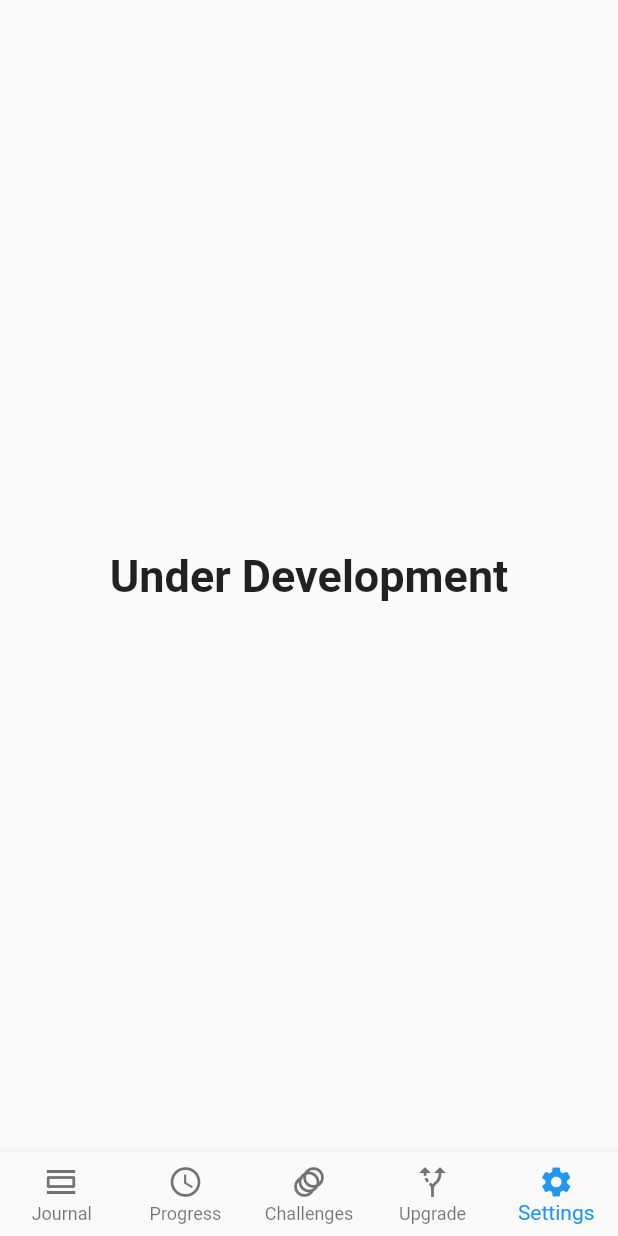
After one commit to Sunil-0/Habitify, a Flutter app: the screen it shows after launch, item 5 of the bottom bar chosen, on a phone screen of 412 x 824 dp. The commit adds this screen. Run offline on Flutter 3.47's test engine with Material 2 defaults, Android fonts, the phone set to English and light mode, and no system bars; our stand-ins replace flutter_speed_dial, flutter_switch, percent_indicator; missing offline and left inert: dart:ffi.

Commit message:
Stated with FAB, Challenges, Upgrade, Setting Wedigets

```diff
--- /dev/null
+++ b/lib/Challenges.dart
@@ -0,0 +1,11 @@
+import 'package:flutter/material.dart';
+class challenges extends StatelessWidget {
+  const challenges({Key? key}) : super(key: key);
+
+  @override
+  Widget build(BuildContext context) {
+    return Center(
+      child: Text("Under Development", style: TextStyle(fontWeight: FontWeight.bold, fontSize: 30),),
+    );
+  }
+}
--- /dev/null
+++ b/lib/Setting.dart
@@ -0,0 +1,16 @@
+import 'package:flutter/material.dart';
+class setting extends StatefulWidget {
+  const setting({Key? key}) : super(key: key);
+
+  @override
+  _settingState createState() => _settingState();
+}
+
+class _settingState extends State<setting> {
+  @override
+  Widget build(BuildContext context) {
+    return Center(
+      child: Text("Under Development", style: TextStyle(fontWeight: FontWeight.bold, fontSize: 30),),
+    );
+  }
+}
--- /dev/null
+++ b/lib/Upgrade.dart
@@ -0,0 +1,11 @@
+import 'package:flutter/material.dart';
+class upgrade extends StatelessWidget {
+  const upgrade({Key? key}) : super(key: key);
+
+  @override
+  Widget build(BuildContext context) {
+    return Center(
+      child: Text("Under Development", style: TextStyle(fontWeight: FontWeight.bold, fontSize: 30),),
+    );
+  }
+}
--- a/lib/main.dart
+++ b/lib/main.dart
@@ -1,5 +1,8 @@
 import 'dart:ffi';
+import 'package:habitify/Challenges.dart';
 import 'package:habitify/Journal.dart';
+import 'package:habitify/Setting.dart';
+import 'package:habitify/Upgrade.dart';
 import 'package:intl/intl.dart';
 import 'NewArea.dart';
 import 'package:flutter/cupertino.dart';
@@ -44,6 +47,9 @@ class _MyHomePageState extends State<MyHomePage> {
   List<Widget> pages = [
     const Journal(),
     const progress(),
+    const challenges(),
+    const upgrade(),
+    const setting()
   ];
 
   void _incrementCounter() {
@@ -59,26 +65,11 @@ class _MyHomePageState extends State<MyHomePage> {
         type: BottomNavigationBarType.fixed,
         currentIndex: _counter,
         items: [
-          BottomNavigationBarItem(
-            label: "Journal",
-            icon: Icon(Icons.view_day_outlined),
-          ),
-          BottomNavigationBarItem(
-            label: "Progress",
-            icon: Icon(Icons.access_time),
-          ),
-          BottomNavigationBarItem(
-            label: "Challenges",
-            icon: Icon(Icons.animation),
-          ),
-          BottomNavigationBarItem(
-            label: "Upgrade",
-            icon: Icon(Icons.alt_route),
-          ),
-          BottomNavigationBarItem(
-            label: "Settings",
-            icon: Icon(Icons.settings),
-          ),
+          buildBottomNavigationBarItem('Journal', Icon(Icons.view_day_outlined)),
+          buildBottomNavigationBarItem('Progress', Icon(Icons.access_time)),
+          buildBottomNavigationBarItem('Challenges', Icon(Icons.animation)),
+          buildBottomNavigationBarItem('Upgrade', Icon(Icons.alt_route)),
+          buildBottomNavigationBarItem('Settings', Icon(Icons.settings)),
         ],
         onTap: (Index){
           _counter = Index;
@@ -88,4 +79,11 @@ class _MyHomePageState extends State<MyHomePage> {
       ),
     );
   }
+
+  BottomNavigationBarItem buildBottomNavigationBarItem(String text, Icon icon) {
+    return BottomNavigationBarItem(
+          label: text,
+          icon: icon,
+        );
+  }
 }
--- a/pubspec.yaml
+++ b/pubspec.yaml
@@ -36,6 +36,8 @@ dependencies:
   cupertino_icons: ^1.0.2
   intl:
   flutter_switch:
+  flutter_speed_dial:
+  percent_indicator:
 
 dev_dependencies:
   flutter_test:
```
Also changed, not shown: lib/Journal.dart (+78 -5 lines), pubspec.lock.
